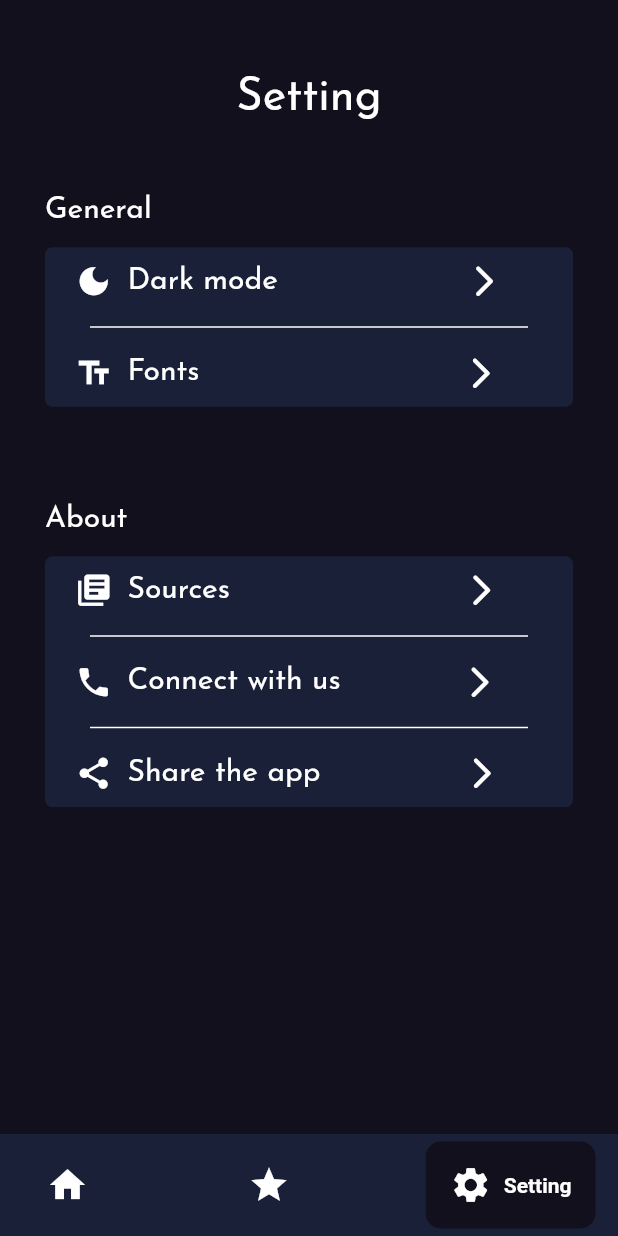
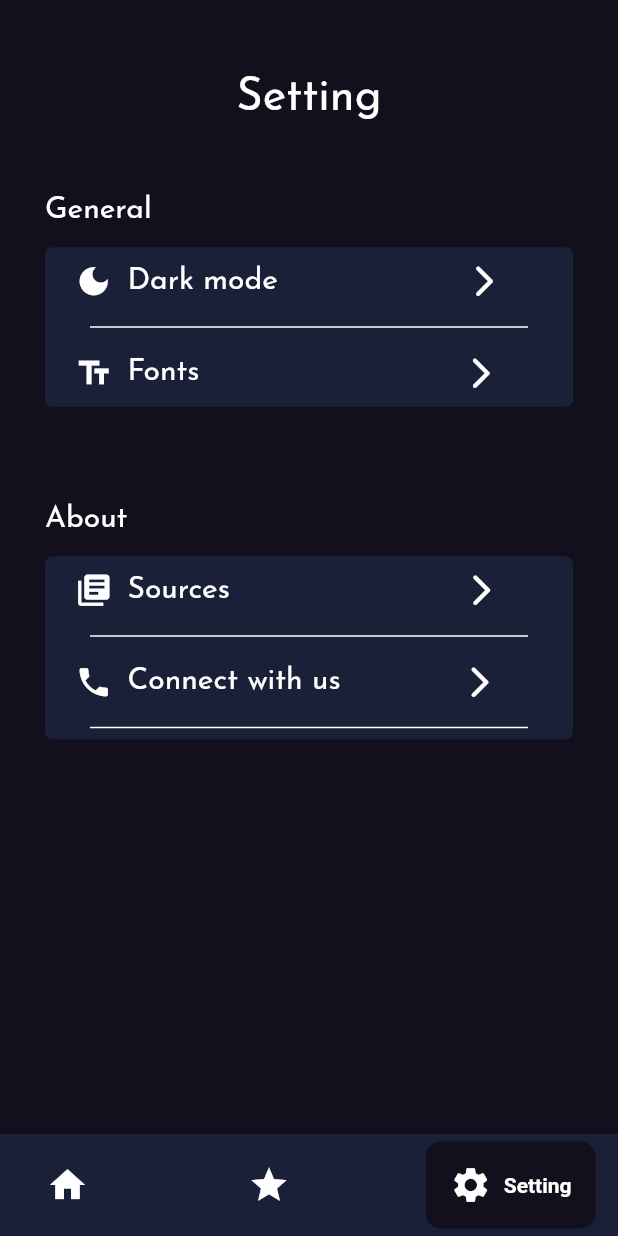
Before and after one commit to md7o/World-Cars, a Flutter app: the screen it shows after launch, item 3 of the bottom bar chosen, on a phone screen of 412 x 824 dp. Run offline on Flutter 3.47's test engine with Material 2 defaults, Android fonts, the phone set to English and light mode, and no system bars; drawn by our look-alikes of google_nav_bar; our stand-ins replace google_fonts, lite_rolling_switch, share_plus.

Commit message:
Update sdk

```diff
--- a/lib/NavigationBar.dart
+++ b/lib/NavigationBar.dart
@@ -32,6 +32,7 @@ class _naviBarState extends State<naviBar> {
 
   @override
   Widget build(BuildContext context) {
+    // ignore: unused_local_variable
     final text = MediaQuery.of(context).platformBrightness == Brightness.dark
         ? 'darkTheme'
         : 'LightTheme';
--- a/lib/main.dart
+++ b/lib/main.dart
@@ -20,7 +20,7 @@ class MyApp extends StatelessWidget {
           themeMode: themeProvider.themeMode,
           theme: MyThemes.lightTheme,
           darkTheme: MyThemes.darkTheme,
-          home: naviBar(),
+          home: const naviBar(),
         );
       });
 }
--- a/lib/push_pages/Connecting.dart
+++ b/lib/push_pages/Connecting.dart
@@ -1,3 +1,5 @@
+// ignore_for_file: file_names, unused_local_variable
+
 import 'package:flutter/material.dart';
 import 'package:google_fonts/google_fonts.dart';
 import 'package:url_launcher/url_launcher.dart';
@@ -10,6 +12,7 @@ class Connection extends StatefulWidget {
 }
 
 class _ConnectionState extends State<Connection> {
+  // ignore: unused_element
   Future<void> _launchURL(String url) async {
     final Uri uri = Uri(scheme: "https", host: url);
     if (!await launchUrl(
--- a/lib/push_pages/Fonts.dart
+++ b/lib/push_pages/Fonts.dart
@@ -1,3 +1,5 @@
+// ignore_for_file: file_names
+
 import 'package:flutter/material.dart';
 
 class FontsPage extends StatefulWidget {
--- a/lib/push_pages/Sources.dart
+++ b/lib/push_pages/Sources.dart
@@ -1,3 +1,5 @@
+// ignore_for_file: file_names, unused_element, unused_local_variable
+
 import 'package:flutter/material.dart';
 import 'package:google_fonts/google_fonts.dart';
 import 'package:url_launcher/url_launcher.dart';
--- a/lib/push_pages/darkMode.dart
+++ b/lib/push_pages/darkMode.dart
@@ -1,6 +1,7 @@
+// ignore_for_file: file_names, unused_local_variable
+
 import 'package:flutter/material.dart';
 import 'package:google_fonts/google_fonts.dart';
-import 'package:lite_rolling_switch/lite_rolling_switch.dart';
 
 import 'package:world_car/widget/change.dart';
 
--- a/lib/screen/CountryCar.dart
+++ b/lib/screen/CountryCar.dart
@@ -1,3 +1,5 @@
+// ignore_for_file: file_names, unused_local_variable
+
 import 'package:flutter/material.dart';
 import 'package:google_fonts/google_fonts.dart';
 import 'package:world_car/models/world_car.dart';
--- a/lib/screen/Home.dart
+++ b/lib/screen/Home.dart
@@ -1,4 +1,4 @@
-// ignore_for_file: file_names
+// ignore_for_file: file_names, unused_local_variable, duplicate_ignore
 
 import 'package:flutter/material.dart';
 import 'package:google_fonts/google_fonts.dart';
--- a/lib/screen/famousCar.dart
+++ b/lib/screen/famousCar.dart
@@ -1,3 +1,5 @@
+// ignore_for_file: file_names, unused_local_variable
+
 import 'package:flutter/material.dart';
 import 'package:google_fonts/google_fonts.dart';
 import 'package:world_car/models/world_car.dart';
--- a/lib/screen/setting.dart
+++ b/lib/screen/setting.dart
@@ -1,5 +1,8 @@
+// ignore_for_file: unused_local_variable
+
 import 'package:flutter/material.dart';
 import 'package:google_fonts/google_fonts.dart';
+import 'package:share_plus/share_plus.dart';
 
 import '../widget/Setting_wid.dart';
 
@@ -103,12 +106,12 @@ class Setting extends StatelessWidget {
                   ),
                 ),
                 child: Column(
-                  children: const [
+                  children: [
                     //  Dark mode
-                    sourcesWidget(),
+                    const sourcesWidget(),
                     //  Dark mode
 
-                    Divider(
+                    const Divider(
                       indent: 30,
                       endIndent: 30,
                       thickness: 1,
@@ -116,14 +119,14 @@ class Setting extends StatelessWidget {
                     ),
 
                     //  Fonts
-                    contantWidget(),
-                    Divider(
+                    const contantWidget(),
+                    const Divider(
                       indent: 30,
                       endIndent: 30,
                       thickness: 1,
                       color: Colors.white,
                     ),
-                    shareWidget(),
+
                     //  Fonts
                   ],
                 )),
--- a/lib/widget/Setting_wid.dart
+++ b/lib/widget/Setting_wid.dart
@@ -1,9 +1,10 @@
+// ignore_for_file: file_names, camel_case_types, unused_local_variable, prefer_const_constructors
+
 import 'package:flutter/material.dart';
 import 'package:google_fonts/google_fonts.dart';
 import 'package:world_car/push_pages/Connecting.dart';
 import 'package:world_car/push_pages/Fonts.dart';
 import 'package:world_car/push_pages/Sources.dart';
-
 import '../push_pages/darkMode.dart';
 
 class modeWidget extends StatelessWidget {
--- a/lib/widget/change.dart
+++ b/lib/widget/change.dart
@@ -16,8 +16,8 @@ class ChangeThemeButtonWidget extends StatelessWidget {
       textOn: 'Dark ',
       textOff: 'Light',
       textOnColor: Colors.white,
-      colorOn: Color(0xFF1A2037),
-      colorOff: Color(0xFF8097F1),
+      colorOn: const Color(0xFF1A2037),
+      colorOff: const Color(0xFF8097F1),
       iconOn: Icons.dark_mode_outlined,
       iconOff: Icons.wb_sunny_outlined,
       textSize: 16.0,
--- a/pubspec.yaml
+++ b/pubspec.yaml
@@ -18,6 +18,7 @@ dependencies:
   provider: ^6.0.5
   lite_rolling_switch: ^1.0.0
   url_launcher: ^6.1.7
+  share_plus: ^6.3.0
 
 dev_dependencies:
   flutter_test:
```
Also changed, not shown: pubspec.lock, 2 other files.
